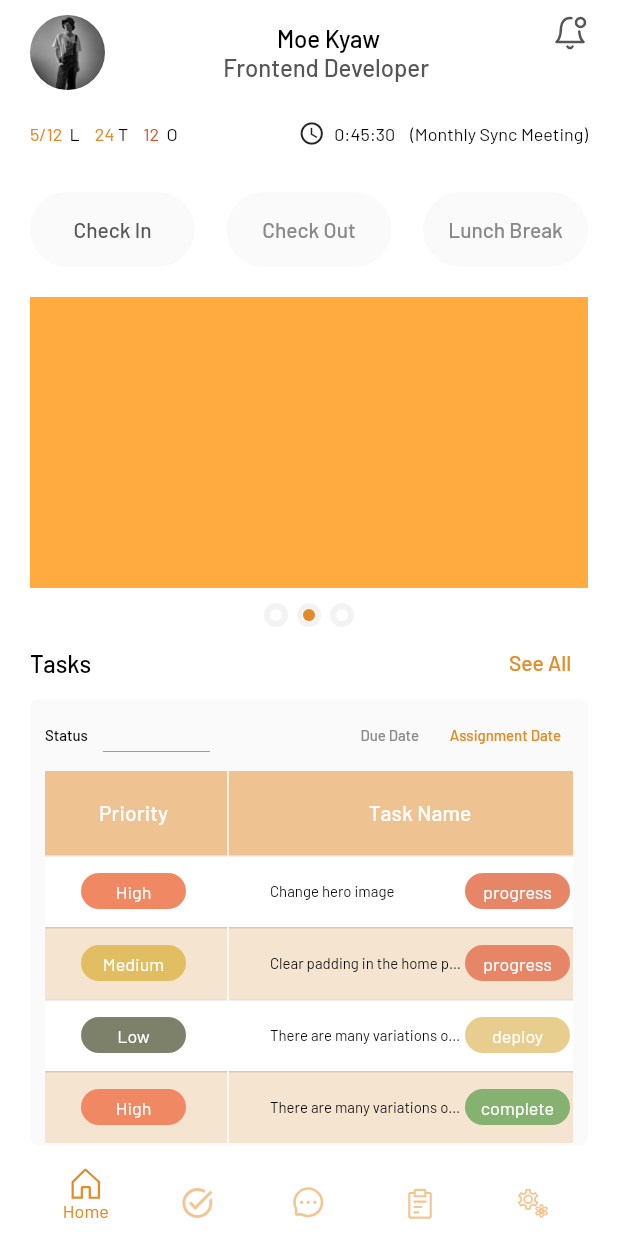
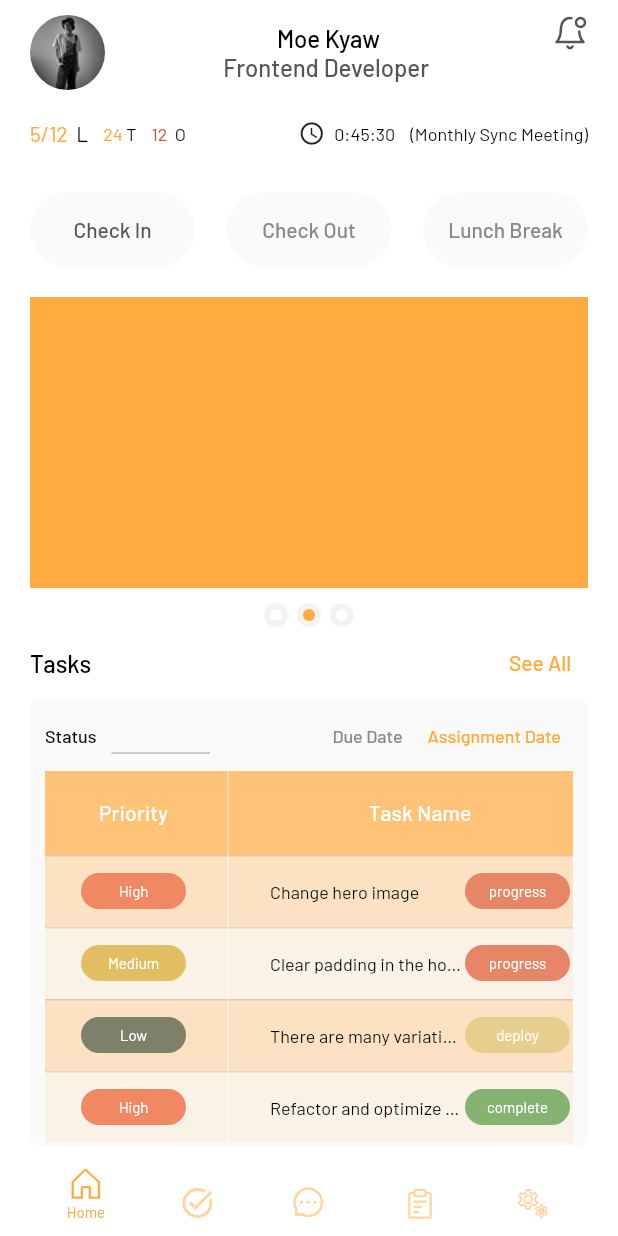
Before and after one commit to tinkokowin96/exceed_resources_frontend, a Flutter app: the screen it shows after launch, on a phone screen of 412 x 824 dp. Run offline on Flutter 3.47's test engine with Material 2 defaults, Android fonts, the phone set to English and light mode, and no system bars; our stand-ins replace cookie_jar, dio, dio_cookie_manager, flutter_svg, freezed_annotation, geolocator and 3 more; generated files the repository leaves out were written again; project files that could hold a hidden picture were left out.

Commit message:
update task table

```diff
--- a/lib/app/modules/core/layout/header.dart
+++ b/lib/app/modules/core/layout/header.dart
@@ -79,13 +79,14 @@ class AppHeader extends StatelessWidget {
                   text: '5/12',
                   style: AppTheme.text(
                     context: context,
-                    size: EText.h5,
                     type: ETextType.primary,
                   ),
                   children: [
                     TextSpan(
                       text: '  L',
-                      style: AppTheme.text(context: context, size: EText.h5),
+                      style: AppTheme.text(
+                        context: context,
+                      ),
                     )
                   ],
                 ),
@@ -96,13 +97,13 @@ class AppHeader extends StatelessWidget {
                   text: '24',
                   style: AppTheme.text(
                     context: context,
-                    size: EText.h5,
+                    size: EText.h4,
                     type: ETextType.primary,
                   ),
                   children: [
                     TextSpan(
                       text: ' T',
-                      style: AppTheme.text(context: context, size: EText.h5),
+                      style: AppTheme.text(context: context, size: EText.h4),
                     )
                   ],
                 ),
@@ -113,7 +114,7 @@ class AppHeader extends StatelessWidget {
                   text: '12',
                   style: AppTheme.text(
                     context: context,
-                    size: EText.h5,
+                    size: EText.h4,
                     type: ETextType.error,
                   ),
                   children: [
@@ -121,7 +122,7 @@ class AppHeader extends StatelessWidget {
                       text: '  O',
                       style: AppTheme.text(
                         context: context,
-                        size: EText.h5,
+                        size: EText.h4,
                       ),
                     )
                   ],
@@ -142,7 +143,7 @@ class AppHeader extends StatelessWidget {
                         '0:45:30',
                         style: AppTheme.text(
                           context: context,
-                          size: EText.h5,
+                          size: EText.h4,
                         ),
                       ),
                       AppSizeBox.sm,
@@ -152,7 +153,7 @@ class AppHeader extends StatelessWidget {
                           overflow: TextOverflow.ellipsis,
                           style: AppTheme.text(
                             context: context,
-                            size: EText.h5,
+                            size: EText.h4,
                           ),
                         ),
                       ),
--- a/lib/app/modules/core/theme/color.dart
+++ b/lib/app/modules/core/theme/color.dart
@@ -2,20 +2,22 @@ import 'package:flutter/material.dart';
 
 class AppColor {
   final Color primary;
-  final Color idle;
   final Color container;
   final Color error;
   final Color background;
   final Color disabled;
   final Color antiFlashWhite;
+  final Color body;
+  final Color idle;
 
   const AppColor({
     required this.primary,
-    required this.idle,
     required this.container,
     required this.error,
     required this.background,
     required this.disabled,
     required this.antiFlashWhite,
+    required this.body,
+    required this.idle,
   });
 }
--- a/lib/app/modules/core/theme/index.dart
+++ b/lib/app/modules/core/theme/index.dart
@@ -60,23 +60,27 @@ class AppThemeData extends ChangeNotifier {
 
   static AppThemeData lightTheme = AppThemeData(
     color: const AppColor(
-        primary: Color(0xFFE38B29),
-        idle: Color(0xFF565656),
+      primary: Colors.orangeAccent,
       container: Color(0xFFFAFAFA),
       error: Color(0xFFD1512D),
       background: Colors.white,
+      antiFlashWhite: Color(0xFFF3F3F3),
+      body: Colors.black,
+      idle: Color(0xFF565656),
       disabled: Color(0xFF898989),
-        antiFlashWhite: Color(0xFFF3F3F3)),
+    ),
   );
 
   static AppThemeData darkTheme = AppThemeData(
     color: const AppColor(
-        primary: Color(0xFFE38B29),
-        idle: Color(0xFF565656),
-        container: Color(0xFFFAFAFA),
+      primary: Colors.orangeAccent,
+      container: Colors.white24,
       error: Color(0xFFD1512D),
       background: Color(0xFF202123),
-        disabled: Color(0xFF898989),
-        antiFlashWhite: Color(0xFFF3F3F3)),
+      antiFlashWhite: Color(0xFFF3F3F3),
+      body: Colors.white,
+      idle: Colors.white60,
+      disabled: Colors.white38,
+    ),
   );
 }
--- a/lib/app/modules/core/theme/size.dart
+++ b/lib/app/modules/core/theme/size.dart
@@ -37,6 +37,14 @@ class AppSize {
 
   //miscs
   static const fH = 50.0; //footer height
-  static const tCMW = 200.0; //table column max width
+  static const tcMW = 200.0; //table column max width
   static const heH = 220.0; //home event section height
+
+  //project card
+  static const pcW = 200.0;
+  static const pcH = 100.0;
+  static const pcnW = 150.0;
+  static const pcsW = 50.0;
+  static const pccwW = 14.0; //project card circle wrapper width
+  static const pccW = 12.0;
 }
--- a/lib/app/modules/core/utils/helper.dart
+++ b/lib/app/modules/core/utils/helper.dart
@@ -26,7 +26,7 @@ Color getTextColor(ETextType type, BuildContext context) {
       return AppTheme.of(context).color.disabled;
 
     default:
-      return AppTheme.of(context).isDarkTheme ? Colors.white : Colors.black;
+      return AppTheme.of(context).color.body;
   }
 }
 
@@ -54,16 +54,16 @@ double getFontSize(EText size, BuildContext context) {
               : 18;
     case EText.h5:
       return device == EDevice.mobile
+          ? 10
+          : device == EDevice.tablet
+              ? 12
+              : 14;
+    default:
+      return device == EDevice.mobile
           ? 12
           : device == EDevice.tablet
               ? 14
               : 16;
-    default:
-      return device == EDevice.mobile
-          ? 10
-          : device == EDevice.tablet
-              ? 12
-              : 14;
   }
 }
 
--- a/lib/app/modules/core/widgets/table.dart
+++ b/lib/app/modules/core/widgets/table.dart
@@ -44,14 +44,14 @@ class AppTable extends StatelessWidget {
               ),
               child: DataTable(
                 border: const TableBorder(
-                  verticalInside: BorderSide(color: Colors.white),
+                  verticalInside: BorderSide(width: 0.5, color: Colors.white),
                   borderRadius: BorderRadius.all(
                     Radius.circular(AppSize.sm),
                   ),
                 ),
                 headingRowColor: MaterialStateProperty.resolveWith(
                   (Set states) {
-                    return AppTheme.of(context).color.primary.withOpacity(0.5);
+                    return AppTheme.of(context).color.primary.withOpacity(0.7);
                   },
                 ),
                 columns: tColumns,
@@ -66,7 +66,7 @@ class AppTable extends StatelessWidget {
                             (field) => DataCell(
                               ConstrainedBox(
                                 constraints: const BoxConstraints(
-                                  maxWidth: AppSize.tCMW,
+                                  maxWidth: AppSize.tcMW,
                                 ),
                                 child: Center(child: field),
                               ),
@@ -75,10 +75,10 @@ class AppTable extends StatelessWidget {
                         ],
                         color: index % 2 == 0
                             ? MaterialStateProperty.resolveWith(
-                                (Set states) => Colors.white,
+                                (Set states) => AppTheme.of(context).color.primary.withOpacity(0.3),
                               )
                             : MaterialStateProperty.resolveWith(
-                                (Set states) => AppTheme.of(context).color.primary.withOpacity(0.2),
+                                (Set states) => AppTheme.of(context).color.primary.withOpacity(0.1),
                               ),
                       );
                     },
--- a/lib/app/modules/home/controllers/home_controller.dart
+++ b/lib/app/modules/home/controllers/home_controller.dart
@@ -1,9 +1,22 @@
+import 'package:exceed_resources_frontend/app/modules/task/controllers/task_table_controller.dart';
+import 'package:flutter/material.dart';
 import 'package:geolocator/geolocator.dart';
 import 'package:get/get.dart';
 import 'package:google_maps_flutter/google_maps_flutter.dart';
 
 class HomeController extends GetxController {
+  final BuildContext context;
+  HomeController({required this.context});
   final currentLocation = Rxn<LatLng>();
+  final taskController = Get.find<TaskTableController>();
+  final taskRows = Rx<List<List<Widget>>>([]);
+
+  @override
+  void onInit() {
+    taskRows.value = taskController.getRows(context: context);
+    taskRows.refresh();
+    super.onInit();
+  }
 
   Future<void> checkInClickHandler() async {
     await Geolocator.getCurrentPosition(desiredAccuracy: LocationAccuracy.best).then(
--- a/lib/app/modules/home/views/home_view.dart
+++ b/lib/app/modules/home/views/home_view.dart
@@ -15,6 +15,8 @@ class HomeView extends GetView<HomeController> {
   const HomeView({Key? key}) : super(key: key);
   @override
   Widget build(BuildContext context) {
+    Get.put(HomeController(context: context));
+
     return AppLayout(
       header: true,
       currentMenu: EMenu.home,
@@ -90,7 +92,7 @@ class HomeView extends GetView<HomeController> {
                       AppTextButton(text: 'See All', onPressed: () {}),
                     ],
                   ),
-                  const TaskTable(paginator: false)
+                  Obx(() => TaskTable(rows: controller.taskRows.value))
                 ],
               ),
             ),
--- a/lib/app/modules/task/components/task_table.dart
+++ b/lib/app/modules/task/components/task_table.dart
@@ -1,26 +1,22 @@
 import 'package:exceed_resources_frontend/app/modules/core/theme/index.dart';
 import 'package:exceed_resources_frontend/app/modules/core/theme/size.dart';
-import 'package:exceed_resources_frontend/app/modules/core/theme/sizebox.dart';
 import 'package:exceed_resources_frontend/app/modules/core/utils/enum.dart';
 import 'package:exceed_resources_frontend/app/modules/core/widgets/field_input.dart';
-import 'package:exceed_resources_frontend/app/modules/core/widgets/paginator.dart';
 import 'package:exceed_resources_frontend/app/modules/core/widgets/table.dart';
 import 'package:exceed_resources_frontend/app/modules/core/widgets/text_button.dart';
 import 'package:exceed_resources_frontend/app/modules/task/controllers/task_table_controller.dart';
 import 'package:flutter/material.dart';
 import 'package:get/get_state_manager/get_state_manager.dart';
-import 'package:get/instance_manager.dart';
 
 class TaskTable extends GetView<TaskTableController> {
-  final bool paginator;
+  final List<List<Widget>> rows;
   const TaskTable({
     Key? key,
-    this.paginator = true,
+    required this.rows,
   }) : super(key: key);
 
   @override
   Widget build(BuildContext context) {
-    Get.put(TaskTableController());
     return Expanded(
       child: LayoutBuilder(
         builder: (context, constraint) {
@@ -75,11 +71,10 @@ class TaskTable extends GetView<TaskTableController> {
                                   ],
                                 ),
                                 Expanded(
-                                  child: AppTable(
-                                    columns: controller.columns,
-                                    rows: controller.getRows(context),
-                                  ),
-                                )
+                                    child: AppTable(
+                                  columns: controller.columns,
+                                  rows: rows,
+                                ))
                               ],
                             ),
                           ),
@@ -88,20 +83,20 @@ class TaskTable extends GetView<TaskTableController> {
                     },
                   ),
                 ),
-                paginator
-                    ? Padding(
-                        padding: const EdgeInsets.symmetric(vertical: AppSize.md),
-                        child: Obx(
-                          () {
-                            return AppPaginator(
-                              paginatedOptions: controller.paginatedOptions,
-                              callback: controller.updatePage,
-                              activePage: controller.activePage.value,
-                            );
-                          },
-                        ),
-                      )
-                    : AppSizeBox.zero,
+                // paginator
+                //     ? Padding(
+                //         padding: const EdgeInsets.symmetric(vertical: AppSize.md),
+                //         child: Obx(
+                //           () {
+                //             return AppPaginator(
+                //               paginatedOptions: controller.paginatedOptions,
+                //               callback: controller.updatePage,
+                //               activePage: controller.activePage.value,
+                //             );
+                //           },
+                //         ),
+                //       )
+                //     : AppSizeBox.zero,
               ],
             ),
           );
--- a/lib/app/modules/task/controllers/task_table_controller.dart
+++ b/lib/app/modules/task/controllers/task_table_controller.dart
@@ -3,6 +3,7 @@ import 'package:exceed_resources_frontend/app/modules/core/theme/index.dart';
 import 'package:exceed_resources_frontend/app/modules/core/utils/enum.dart';
 import 'package:exceed_resources_frontend/app/modules/core/utils/helper.dart';
 import 'package:exceed_resources_frontend/app/modules/task/models/comment.dart';
+import 'package:exceed_resources_frontend/app/modules/task/models/phase.dart';
 import 'package:exceed_resources_frontend/app/modules/task/models/priority.dart';
 import 'package:exceed_resources_frontend/app/modules/task/models/project.dart';
 import 'package:exceed_resources_frontend/app/modules/task/models/status.dart';
@@ -12,17 +13,9 @@ import 'package:flutter/material.dart';
 import 'package:get/get.dart';
 
 class TaskTableController extends GetxController {
-  late final BuildContext context;
   final statusController = TextEditingController();
   final detailPage = false.obs;
-  final activePage = 0.obs;
-  final paginatedOptions = List.generate(
-    5,
-    (index) => Option(
-      text: (index + 1).toString(),
-      value: index,
-    ),
-  ).obs;
+
   final columns = ['Priority', 'Task Name', 'Due Date', 'Project'];
   final status = [
     Status(id: 'sta_1', name: 'progress', color: const Color(0xFFE78567)),
@@ -38,10 +31,20 @@ class TaskTableController extends GetxController {
     Project(
       id: 'pro_1',
       name: 'Myanmar Eastern Project',
+      phase: Phase(id: 'pha_1', name: 'Phase - 1'),
+      numNewTask: 12,
+      numProgressTask: 48,
+      numCompletedTask: 60,
+      numOverdueTask: 5,
     ),
     Project(
       id: 'pro_2',
       name: 'Super Boy Project',
+      phase: Phase(id: 'pha_2', name: 'Phase - 2'),
+      numNewTask: 6,
+      numProgressTask: 32,
+      numCompletedTask: 48,
+      numOverdueTask: 3,
     ),
   ];
   late final tasks = [
@@ -68,7 +71,7 @@ class TaskTableController extends GetxController {
           'Contrary to popular belief, Lorem Ipsum is not simply random text. It has roots in a piece of classical Latin literature from 45 BC, making it over 2000 years old. Richard McClintock, a Latin professor at Hampden-Sydney College in Virginia, looked up one of the more obscure Latin words, consectetur, from a Lorem Ipsum passage, and going through the cites of the word in classical literature, discovered the undoubtable source. Lorem Ipsum comes from sections 1.10.32 and 1.10.33 of',
       status: status[0],
       priority: priority[1],
-      project: projects[0],
+      project: projects[1],
       assignedDate: DateTime.utc(2022, 10, 22),
       dueDate: DateTime.utc(2022, 10, 25),
       comments: [
@@ -94,12 +97,12 @@ class TaskTableController extends GetxController {
     ),
     Task(
       id: 'tas_4',
-      title: 'There are many variations of passages of Lorem Ipsum available',
+      title: 'Refactor and optimize map page to boost user experience',
       description:
           'Contrary to popular belief, Lorem Ipsum is not simply random text. It has roots in a piece of classical Latin literature from 45 BC, making it over 2000 years old. Richard McClintock, a Latin professor at Hampden-Sydney College in Virginia, looked up one of the more obscure Latin words, consectetur, from a Lorem Ipsum passage, and going through the cites of the word in classical literature, discovered the undoubtable source. Lorem Ipsum comes from sections 1.10.32 and 1.10.33 of',
       status: status[2],
       priority: priority[0],
-      project: projects[0],
+      project: projects[1],
       assignedDate: DateTime.utc(2022, 10, 22),
       dueDate: DateTime.utc(2022, 10, 25),
       comments: [
@@ -110,15 +113,16 @@ class TaskTableController extends GetxController {
     ),
   ];
 
-  void updatePage(int page) {
-    activePage.value = page;
-    activePage.refresh();
-  }
+  List<List<Widget>> getRows({
+    required BuildContext context,
+    Project? activeProject,
+  }) {
+    final List<List<Widget>> rowList = [];
 
-  List<List<Widget>> getRows(BuildContext context) {
-    return List.from(
-      tasks.map(
-        (each) => [
+    for (var each in tasks) {
+      if (activeProject == null || activeProject.id == each.project.id) {
+        rowList.add(
+          [
             StatusPriorityDropdown(
               priority: priority,
               initialPriority: each.priority,
@@ -149,7 +153,9 @@ class TaskTableController extends GetxController {
               style: AppTheme.text(context: context, size: EText.h4),
             ),
           ],
-      ),
         );
       }
     }
+    return rowList;
+  }
+}
--- a/lib/app/modules/task/models/project.dart
+++ b/lib/app/modules/task/models/project.dart
@@ -1,5 +1,6 @@
 import 'package:exceed_resources_frontend/app/modules/misc/models/employee.dart';
 import 'package:exceed_resources_frontend/app/modules/task/models/collaborator.dart';
+import 'package:exceed_resources_frontend/app/modules/task/models/phase.dart';
 import 'package:exceed_resources_frontend/app/modules/task/models/quotation.dart';
 import 'package:freezed_annotation/freezed_annotation.dart';
 
@@ -11,6 +12,11 @@ class Project with _$Project {
   factory Project({
     required String id,
     required String name,
+    required Phase phase,
+    @JsonKey(name: 'num_new_task') required int numNewTask,
+    @JsonKey(name: 'num_progress_task') required int numProgressTask,
+    @JsonKey(name: 'num_overdue_task') required int numOverdueTask,
+    @JsonKey(name: 'num_completed_task') required int numCompletedTask,
     @Default([]) List<Quotation> quotations,
     @Default([]) List<Collaborator> collaborators,
     @Default([]) List<String> resources,
--- a/lib/app/routes/app_pages.dart
+++ b/lib/app/routes/app_pages.dart
@@ -9,7 +9,6 @@ import '../modules/misc/bindings/misc_binding.dart';
 import '../modules/misc/views/misc_view.dart';
 import '../modules/report/bindings/report_binding.dart';
 import '../modules/report/views/report_view.dart';
-import '../modules/task/bindings/task_binding.dart';
 import '../modules/task/views/task_view.dart';
 
 part 'app_routes.dart';
@@ -30,7 +29,6 @@ class AppPages {
     GetPage(
       name: AppRoutes.task,
       page: () => const TaskView(),
-      binding: TaskBinding(),
       transitionDuration: Duration.zero,
     ),
     GetPage(
```
Also changed, not shown: lib/app/modules/core/theme/miscs.dart (+2 -7 lines), lib/app/modules/home/bindings/home_binding.dart (+3 -4 lines), lib/app/modules/task/bindings/task_binding.dart (+1 -7 lines), lib/app/modules/task/controllers/task_controller.dart (+39 -1 lines), lib/app/modules/task/views/task_view.dart (+69 -11 lines), lib/app/modules/task/widgets/project_card.dart (added, +222 -0 lines), lib/app/modules/task/widgets/status_priority_dropdown.dart (+13 -0 lines). Lines whose indentation alone changed are shown as unchanged.
